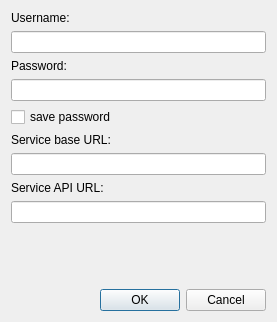
Qt form branches/ng/src/AccountConfigurationDialog.ui (asolfre/qwit) before a commit.
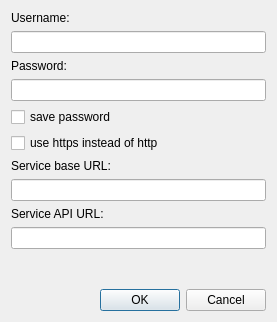
The same form after that commit.

Commit message: ng branch: added https support and fixed (possibly) national characters visualisation

Patch:
```diff
--- a/branches/ng/src/AccountConfigurationDialog.ui
+++ b/branches/ng/src/AccountConfigurationDialog.ui
@@ -53,8 +53,15 @@
       </widget>
      </item>
      <item>
-      <widget class="QLabel" name="label_22" >
-       <property name="text" >
+      <widget class="QCheckBox" name="useHttpsCheckBox">
+       <property name="text">
+        <string>use https instead of http</string>
+       </property>
+      </widget>
+     </item>
+     <item>
+      <widget class="QLabel" name="label_22">
+       <property name="text">
         <string>Service base URL:</string>
        </property>
       </widget>
```
Left out of the diff: 65 changed lines with no effect on the pictures. The commit also changes 12 other files.
